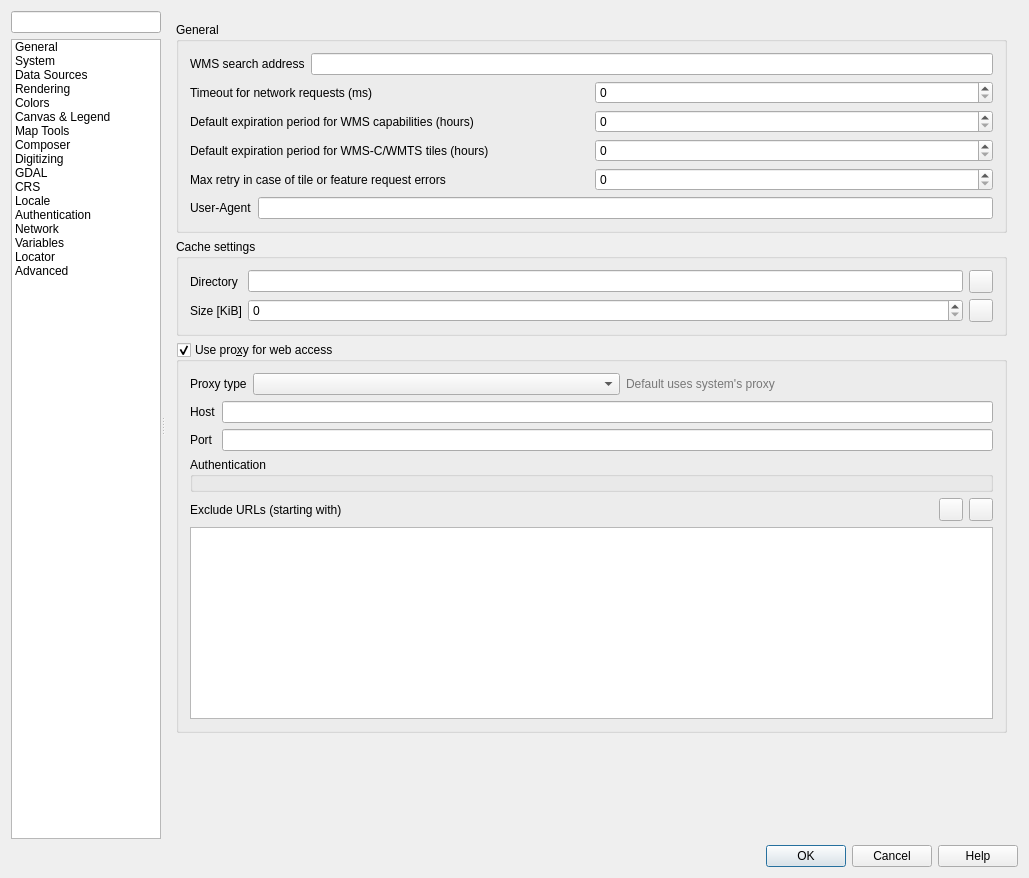
This is src/ui/qgsoptionsbase.ui in qgis/QGIS as Qt 5 draws it before an edit. The edited form follows.
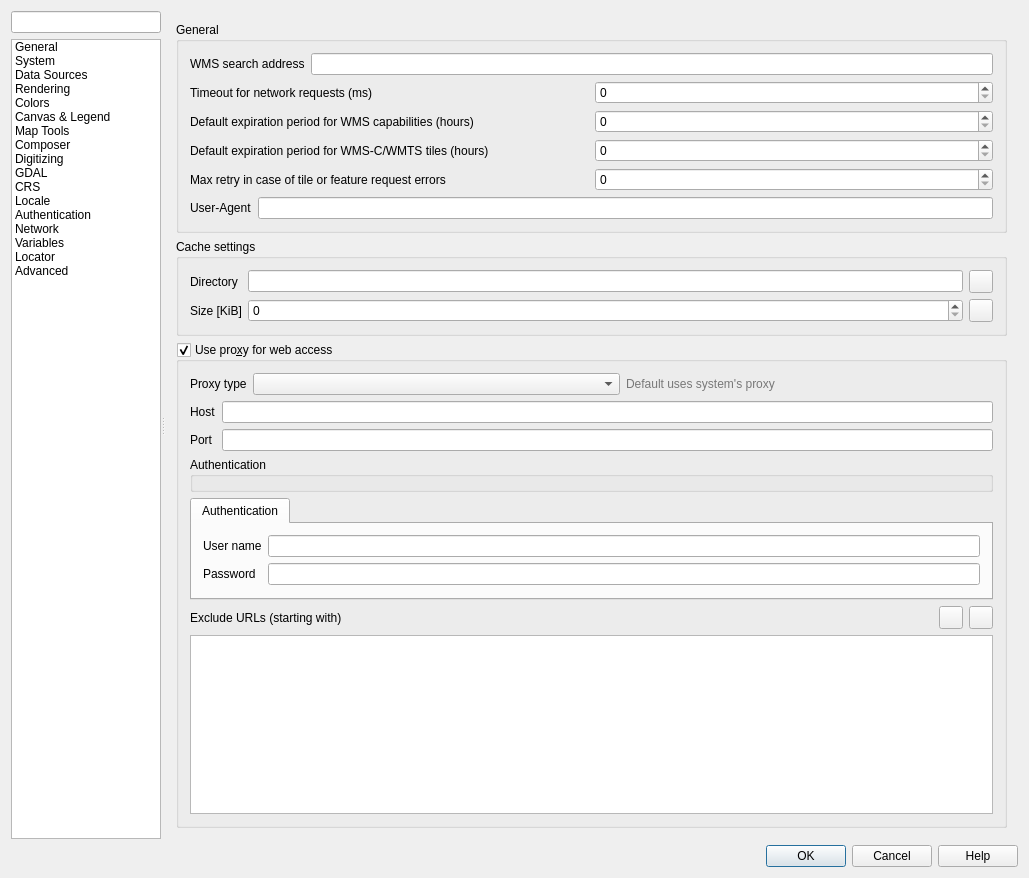
This is the edited form. The open tabs and pages were chosen to show the change. Icons and pictures are not drawn. Custom widgets are drawn as their Qt base class.

Commit message: Use qgsoptionsbase.ui on master branch.

Patch:
```diff
--- a/src/ui/qgsoptionsbase.ui
+++ b/src/ui/qgsoptionsbase.ui
@@ -4989,6 +4989,51 @@
                          </layout>
                         </widget>
                        </item>
+                       <item row="4" column="1" colspan="2">
+                        <widget class="QTabWidget" name="tabAuth">
+                         <property name="currentIndex">
+                          <number>0</number>
+                         </property>
+                         <widget class="QWidget" name="authLegacy">
+                          <attribute name="title">
+                           <string>Authentication</string>
+                          </attribute>
+                          <layout class="QGridLayout" name="gridLayout_25">
+                           <item row="0" column="0">
+                            <widget class="QLabel" name="lblUser">
+                             <property name="text">
+                              <string>User name</string>
+                             </property>
+                            </widget>
+                           </item>
+                           <item row="2" column="0">
+                            <widget class="QLabel" name="lblPassword">
+                             <property name="text">
+                              <string>Password</string>
+                             </property>
+                            </widget>
+                           </item>
+                           <item row="0" column="1">
+                            <widget class="QLineEdit" name="leProxyUser">
+                             <property name="toolTip">
+                              <string>Leave this blank if no proxy username / password are required</string>
+                             </property>
+                            </widget>
+                           </item>
+                           <item row="2" column="1">
+                            <widget class="QgsPasswordLineEdit" name="leProxyPassword">
+                             <property name="toolTip">
+                              <string>Leave this blank if no proxy username / password are required</string>
+                             </property>
+                             <property name="echoMode">
+                              <enum>QLineEdit::Password</enum>
+                             </property>
+                            </widget>
+                           </item>
+                          </layout>
+                         </widget>
+                        </widget>
+                       </item>
                       </layout>
                      </widget>
                     </item>
@@ -5186,33 +5231,17 @@
    <container>1</container>
   </customwidget>
   <customwidget>
-   <class>QgsColorButton</class>
-   <extends>QPushButton</extends>
-   <header>qgscolorbutton.h</header>
+   <class>QgsCollapsibleGroupBox</class>
+   <extends>QGroupBox</extends>
+   <header>qgscollapsiblegroupbox.h</header>
    <container>1</container>
   </customwidget>
-  <customwidget>
-   <class>QgsFilterLineEdit</class>
-   <extends>QLineEdit</extends>
-   <header>qgsfilterlineedit.h</header>
-  </customwidget>
   <customwidget>
    <class>QgsProjectionSelectionWidget</class>
    <extends>QWidget</extends>
    <header>qgsprojectionselectionwidget.h</header>
    <container>1</container>
   </customwidget>
-  <customwidget>
-   <class>QgsSpinBox</class>
-   <extends>QSpinBox</extends>
-   <header>qgsspinbox.h</header>
-  </customwidget>
-  <customwidget>
-   <class>QgsScrollArea</class>
-   <extends>QScrollArea</extends>
-   <header>qgsscrollarea.h</header>
-   <container>1</container>
-  </customwidget>
   <customwidget>
    <class>QgsVariableEditorWidget</class>
    <extends>QWidget</extends>
@@ -5228,6 +5257,19 @@
    <class>QgsFilterLineEdit</class>
    <extends>QLineEdit</extends>
    <header>qgsfilterlineedit.h</header>
+  </customwidget>
+  <customwidget>
+   <class>QgsColorButton</class>
+   <extends>QToolButton</extends>
+   <header>qgscolorbutton.h</header>
+   <container>1</container>
+  </customwidget>
+  <customwidget>
+   <class>QgsSpinBox</class>
+   <extends>QSpinBox</extends>
+   <header>qgsspinbox.h</header>
+  </customwidget>
+  <customwidget>
    <class>QgsPasswordLineEdit</class>
    <extends>QLineEdit</extends>
    <header>qgspasswordlineedit.h</header>
```
Left out of the diff: 281 changed lines with no effect on the pictures.
